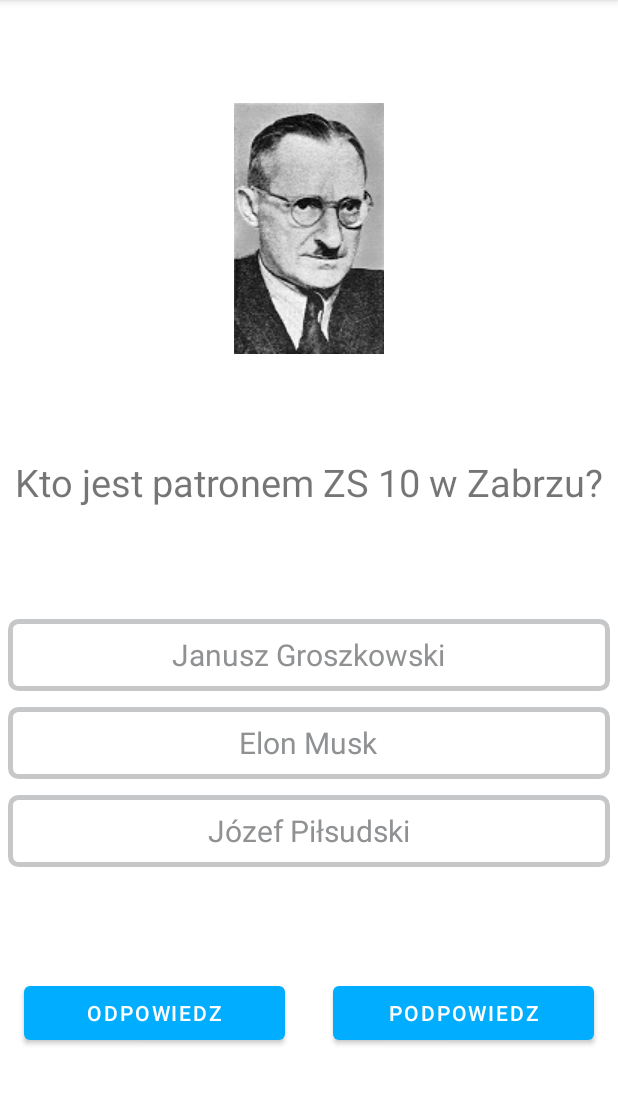
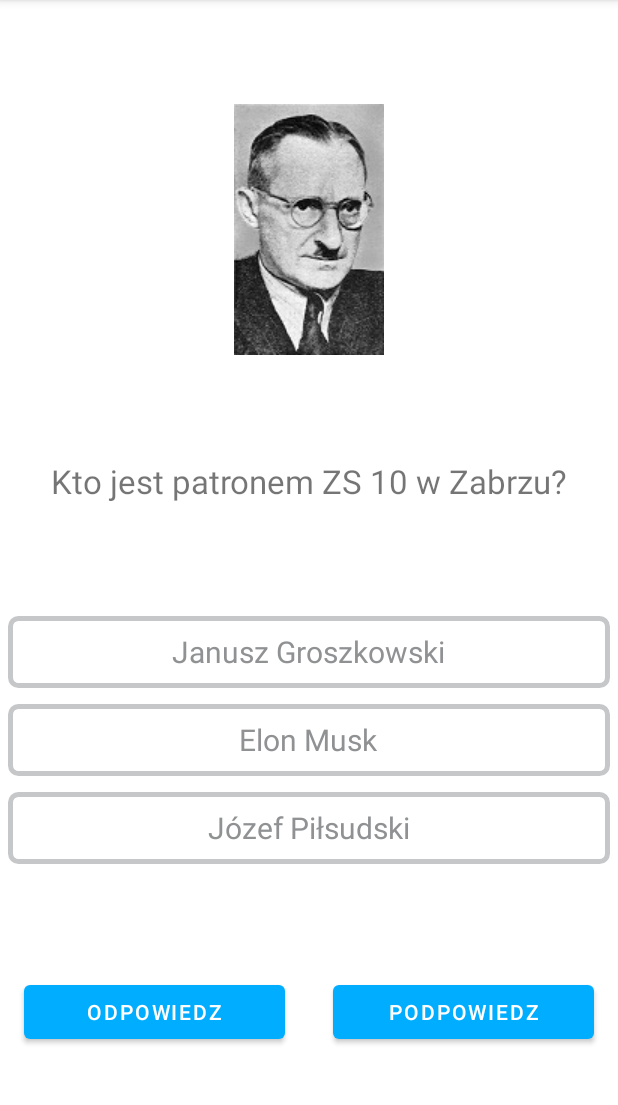
Before and after one commit to HoutarouM/Quiz-o-szkole, an Android app: the MainActivity screen opened directly, with no data from a screen before it, on a phone screen of 412 x 824 dp, the part 84-1189 px from its top. Run offline under Robolectric (Android 15) with nearby library versions, the light colour scheme and no system bars.

Commit message:
change dp to sp

```diff
--- a/app/build.gradle
+++ b/app/build.gradle
@@ -8,7 +8,7 @@ android {
 
     defaultConfig {
         applicationId "com.example.myquizapp"
-        minSdk 26
+        minSdk 21
         targetSdk 32
         versionCode 1
         versionName "1.0"
--- a/app/src/main/res/drawable-v24/ic_launcher_foreground.xml
+++ b/app/src/main/res/drawable-v24/ic_launcher_foreground.xml
@@ -1,7 +1,7 @@
 <vector xmlns:android="http://schemas.android.com/apk/res/android"
     xmlns:aapt="http://schemas.android.com/aapt"
-    android:width="108dp"
-    android:height="108dp"
+    android:width="108sp"
+    android:height="108sp"
     android:viewportWidth="108"
     android:viewportHeight="108">
     <path android:pathData="M31,63.928c0,0 6.4,-11 12.1,-13.1c7.2,-2.6 26,-1.4 26,-1.4l38.1,38.1L107,108.928l-32,-1L31,63.928z">
--- a/app/src/main/res/drawable/border.xml
+++ b/app/src/main/res/drawable/border.xml
@@ -2,7 +2,7 @@
 <shape xmlns:android="http://schemas.android.com/apk/res/android">
     <solid android:color="@color/white" />
     <stroke
-        android:width="3dp"
+        android:width="3sp"
         android:color="@color/no_select_border" />
-    <corners android:radius="5dp"/>
+    <corners android:radius="5sp" />
 </shape>
--- a/app/src/main/res/layout-land/activity_main.xml
+++ b/app/src/main/res/layout-land/activity_main.xml
@@ -27,7 +27,7 @@
 
     <RadioGroup
         android:id="@+id/radio_group"
-        android:layout_width="0dp"
+        android:layout_width="0sp"
         android:layout_height="wrap_content"
         android:orientation="horizontal"
         app:layout_constraintBottom_toTopOf="@id/answer_btn"
@@ -40,7 +40,7 @@
             android:id="@+id/first_radio_btn"
             android:layout_width="wrap_content"
             android:layout_height="wrap_content"
-            android:layout_margin="5dp"
+            android:layout_margin="5sp"
             android:layout_weight="1"
             android:background="@drawable/border"
             android:button="@android:color/transparent"
@@ -52,7 +52,7 @@
             android:id="@+id/second_radio_btn"
             android:layout_width="wrap_content"
             android:layout_height="wrap_content"
-            android:layout_margin="5dp"
+            android:layout_margin="5sp"
             android:layout_weight="1"
             android:background="@drawable/border"
             android:button="@android:color/transparent"
@@ -64,7 +64,7 @@
             android:id="@+id/third_radio_btn"
             android:layout_width="wrap_content"
             android:layout_height="wrap_content"
-            android:layout_margin="5dp"
+            android:layout_margin="5sp"
             android:layout_weight="1"
             android:background="@drawable/border"
             android:button="@android:color/transparent"
@@ -76,10 +76,10 @@
 
     <Button
         android:id="@+id/answer_btn"
-        android:layout_width="0dp"
+        android:layout_width="0sp"
         android:layout_height="wrap_content"
-        android:layout_marginStart="16dp"
-        android:layout_marginEnd="16dp"
+        android:layout_marginStart="16sp"
+        android:layout_marginEnd="16sp"
         android:text="@string/answer_button_text"
         app:layout_constraintBottom_toBottomOf="parent"
         app:layout_constraintEnd_toStartOf="@+id/hint_btn"
@@ -88,10 +88,10 @@
 
     <Button
         android:id="@+id/hint_btn"
-        android:layout_width="0dp"
+        android:layout_width="0sp"
         android:layout_height="wrap_content"
-        android:layout_marginStart="16dp"
-        android:layout_marginEnd="16dp"
+        android:layout_marginStart="16sp"
+        android:layout_marginEnd="16sp"
         android:text="@string/hint_button_text"
         app:layout_constraintBottom_toBottomOf="parent"
         app:layout_constraintEnd_toEndOf="parent"
--- a/app/src/main/res/layout/activity_end.xml
+++ b/app/src/main/res/layout/activity_end.xml
@@ -11,7 +11,7 @@
         android:id="@+id/congratulations_text_view"
         android:layout_width="wrap_content"
         android:layout_height="wrap_content"
-        android:layout_marginTop="150dp"
+        android:layout_marginTop="150sp"
         android:text="@string/congratulations_text"
         android:textColor="@color/white"
         android:textSize="@dimen/text_size"
@@ -35,7 +35,7 @@
         android:id="@+id/close_button"
         android:layout_width="wrap_content"
         android:layout_height="wrap_content"
-        android:layout_marginBottom="200dp"
+        android:layout_marginBottom="200sp"
         android:backgroundTint="@color/white"
         android:text="@string/restart_button_text"
         android:textColor="@color/main_school_color"
--- a/app/src/main/res/layout/activity_hint.xml
+++ b/app/src/main/res/layout/activity_hint.xml
@@ -10,7 +10,7 @@
         android:id="@+id/hint_text"
         android:layout_width="wrap_content"
         android:layout_height="wrap_content"
-        android:layout_marginTop="200dp"
+        android:layout_marginTop="200sp"
         android:textSize="@dimen/text_size"
         app:layout_constraintBottom_toTopOf="@+id/return_to_questions_button"
         app:layout_constraintEnd_toEndOf="parent"
@@ -21,7 +21,7 @@
         android:id="@+id/return_to_questions_button"
         android:layout_width="wrap_content"
         android:layout_height="wrap_content"
-        android:layout_marginBottom="200dp"
+        android:layout_marginBottom="200sp"
         android:text="@string/return_button_text"
         app:layout_constraintBottom_toBottomOf="parent"
         app:layout_constraintEnd_toEndOf="parent"
--- a/app/src/main/res/layout/activity_main.xml
+++ b/app/src/main/res/layout/activity_main.xml
@@ -27,7 +27,7 @@
 
     <RadioGroup
         android:id="@+id/radio_group"
-        android:layout_width="0dp"
+        android:layout_width="0sp"
         android:layout_height="wrap_content"
         app:layout_constraintBottom_toTopOf="@id/answer_btn"
         app:layout_constraintEnd_toEndOf="parent"
@@ -39,7 +39,7 @@
             android:id="@+id/first_radio_btn"
             android:layout_width="match_parent"
             android:layout_height="wrap_content"
-            android:layout_margin="5dp"
+            android:layout_margin="5sp"
             android:background="@drawable/border"
             android:button="@android:color/transparent"
             android:gravity="center"
@@ -50,7 +50,7 @@
             android:id="@+id/second_radio_btn"
             android:layout_width="match_parent"
             android:layout_height="wrap_content"
-            android:layout_margin="5dp"
+            android:layout_margin="5sp"
             android:background="@drawable/border"
             android:button="@android:color/transparent"
             android:gravity="center"
@@ -61,7 +61,7 @@
             android:id="@+id/third_radio_btn"
             android:layout_width="match_parent"
             android:layout_height="wrap_content"
-            android:layout_margin="5dp"
+            android:layout_margin="5sp"
             android:background="@drawable/border"
             android:button="@android:color/transparent"
             android:gravity="center"
@@ -72,10 +72,10 @@
 
     <Button
         android:id="@+id/answer_btn"
-        android:layout_width="0dp"
+        android:layout_width="0sp"
         android:layout_height="wrap_content"
-        android:layout_marginStart="16dp"
-        android:layout_marginEnd="16dp"
+        android:layout_marginStart="16sp"
+        android:layout_marginEnd="16sp"
         android:text="@string/answer_button_text"
         app:layout_constraintBottom_toBottomOf="parent"
         app:layout_constraintEnd_toStartOf="@+id/hint_btn"
@@ -84,10 +84,10 @@
 
     <Button
         android:id="@+id/hint_btn"
-        android:layout_width="0dp"
+        android:layout_width="0sp"
         android:layout_height="wrap_content"
-        android:layout_marginStart="16dp"
-        android:layout_marginEnd="16dp"
+        android:layout_marginStart="16sp"
+        android:layout_marginEnd="16sp"
         android:text="@string/hint_button_text"
         app:layout_constraintBottom_toBottomOf="parent"
         app:layout_constraintEnd_toEndOf="parent"
--- a/app/src/main/res/values/dimens.xml
+++ b/app/src/main/res/values/dimens.xml
@@ -1,6 +1,6 @@
 <?xml version="1.0" encoding="utf-8"?>
 <resources>
-    <dimen name="button_margin">20dp</dimen>
-    <dimen name="text_size">25sp</dimen>
-    <dimen name="btn_text_size">20dp</dimen>
+    <dimen name="button_margin">20sp</dimen>
+    <dimen name="text_size">22sp</dimen>
+    <dimen name="btn_text_size">20sp</dimen>
 </resources>
--- a/app/src/main/res/values/strings.xml
+++ b/app/src/main/res/values/strings.xml
@@ -51,6 +51,6 @@
     <string name="restart_button_text">Zacznij od nowa</string>
     <string name="congratulations_text">Gratuluję</string>
     <string name="start_button_text">Rozpocznij</string>
-    <string name="quiz_o_naszej_szkole">Quiz o naszej szkole</string>
-    <string name="instrukcja_uzywanie_podpowiedzi_minus_1_punkt">Instrukcja: uzywanie podpowiedzi minus 1 punkt</string>
+    <string name="quiz_about_our_school">Quiz o naszej szkole</string>
+    <string name="instruction_text">Instrukcja: uzywanie podpowiedzi minus 1 punkt</string>
 </resources>
```
Also changed, not shown: app/src/main/res/layout-land/activity_start.xml (+7 -7 lines), app/src/main/res/layout/activity_start.xml (+5 -5 lines).
